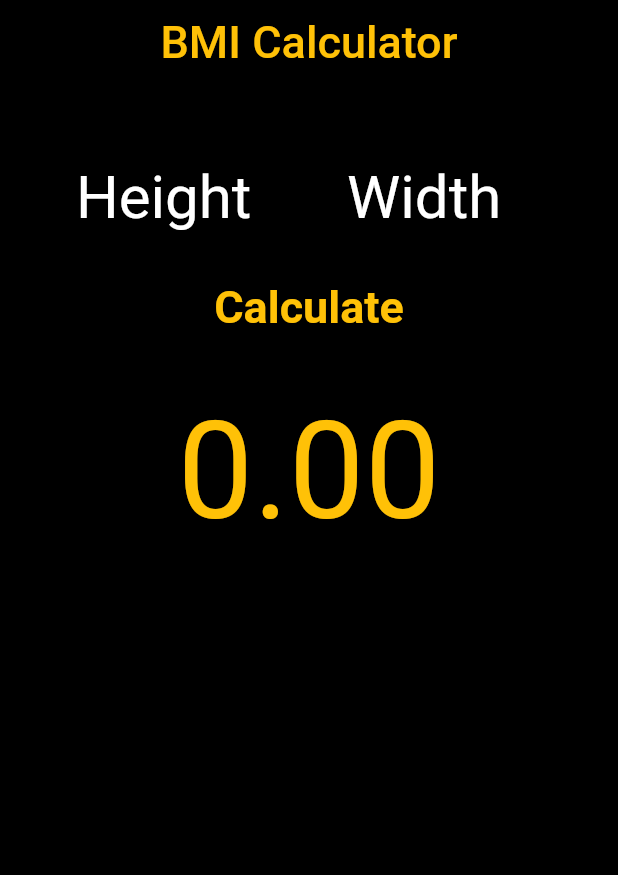
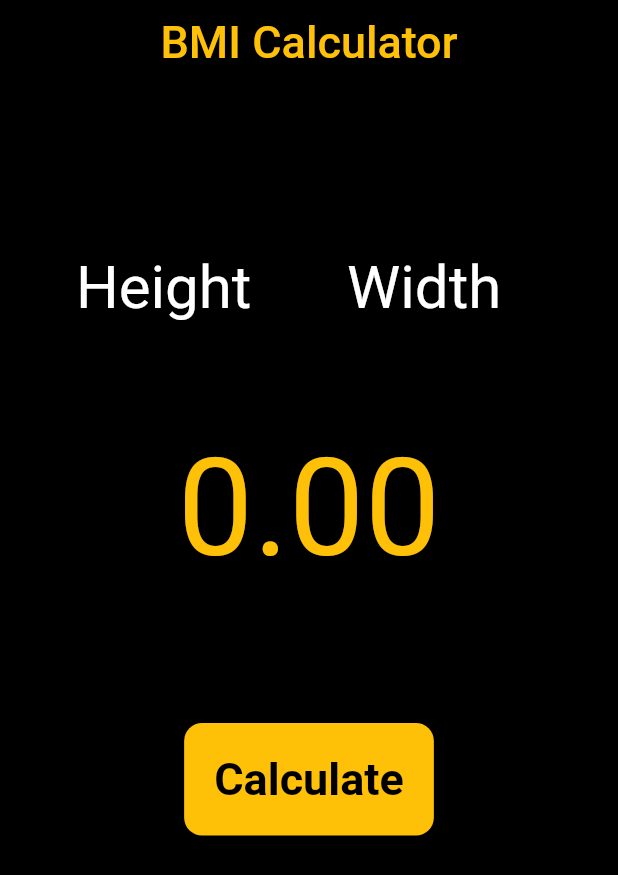
Before and after one commit to yashkc2025/bmi-app, a Flutter app: the screen it shows after launch, on a phone screen of 412 x 824 dp. Shown: the top 875 px of the screen. Run offline on Flutter 3.47's test engine with Material 2 defaults, Android fonts, the phone set to English and light mode, and no system bars.

Commit message:
Final Done

```diff
--- a/lib/main.dart
+++ b/lib/main.dart
@@ -36,12 +36,12 @@ class _BmiState extends State<Bmi> {
                 body: Column(
                   children: [
                     const SizedBox(
-                      height: 40,
+                      height: 100,
                     ),
                     Row(
                       mainAxisAlignment: MainAxisAlignment.spaceEvenly,
                       children: [
-                        Container(
+                        SizedBox(
                           width: 130,
                           child: TextField(
                             controller: _height,
@@ -54,7 +54,7 @@ class _BmiState extends State<Bmi> {
                                 hintStyle: TextStyle(color: Colors.white)),
                           ),
                         ),
-                        Container(
+                        SizedBox(
                           width: 130,
                           child: TextField(
                             controller: _weight,
@@ -70,30 +70,6 @@ class _BmiState extends State<Bmi> {
                       ],
                     ),
                     const SizedBox(height: 20),
-                    GestureDetector(
-                      onTap: () {
-                        double _h = double.parse(_height.text);
-                        double _w = double.parse(_weight.text);
-                        setState(() {
-                          _bmi = _w / (_h * _h);
-                          if (_bmi > 25) {
-                            _result = "You are over weight";
-                          } else if (_bmi >= 18.5 && _bmi <= 25) {
-                            _result = "You have normal weight";
-                          } else {
-                            _result = "You are under weight";
-                          }
-                        });
-                      },
-                      child: Container(
-                          child: const Text(
-                        'Calculate',
-                        style: TextStyle(
-                            fontSize: 30,
-                            color: Colors.amber,
-                            fontWeight: FontWeight.bold),
-                      )),
-                    ),
                     const SizedBox(height: 40),
                     Container(
                       child: Text(
@@ -110,6 +86,40 @@ class _BmiState extends State<Bmi> {
                             style: TextStyle(fontSize: 32, color: Colors.amber),
                           ),
                         )),
+                    SizedBox(
+                      height: 80,
+                    ),
+                    GestureDetector(
+                      onTap: () {
+                        double _h = double.parse(_height.text);
+                        double _w = double.parse(_weight.text);
+                        setState(() {
+                          _bmi = _w / (_h * _h);
+                          if (_bmi > 25) {
+                            _result = "You are over weight";
+                          } else if (_bmi >= 18.5 && _bmi <= 25) {
+                            _result = "You have normal weight";
+                          } else {
+                            _result = "You are under weight";
+                          }
+                        });
+                      },
+                      child: Padding(
+                        padding: const EdgeInsets.symmetric(horizontal: 25),
+                        child: Container(
+                            padding: EdgeInsets.all(20),
+                            decoration: BoxDecoration(
+                                color: Colors.amber,
+                                borderRadius: BorderRadius.circular(12)),
+                            child: const Text(
+                              'Calculate',
+                              style: TextStyle(
+                                  fontSize: 30,
+                                  color: Colors.black,
+                                  fontWeight: FontWeight.bold),
+                            )),
+                      ),
+                    ),
                   ],
                 ))));
   }
```
